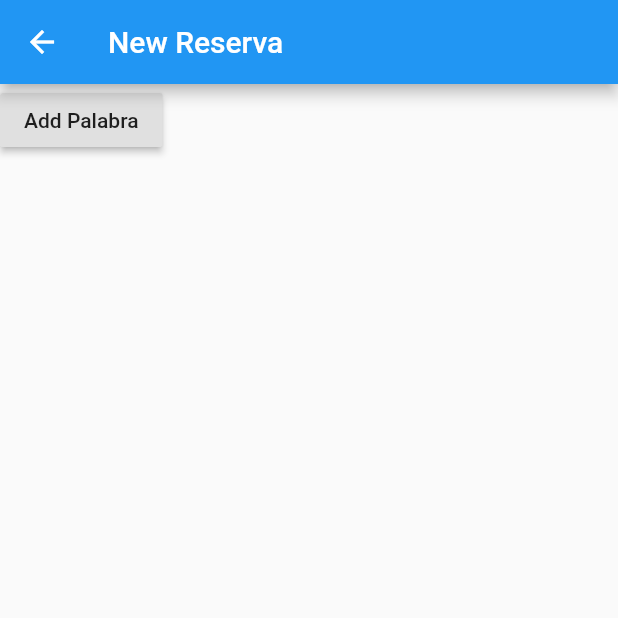
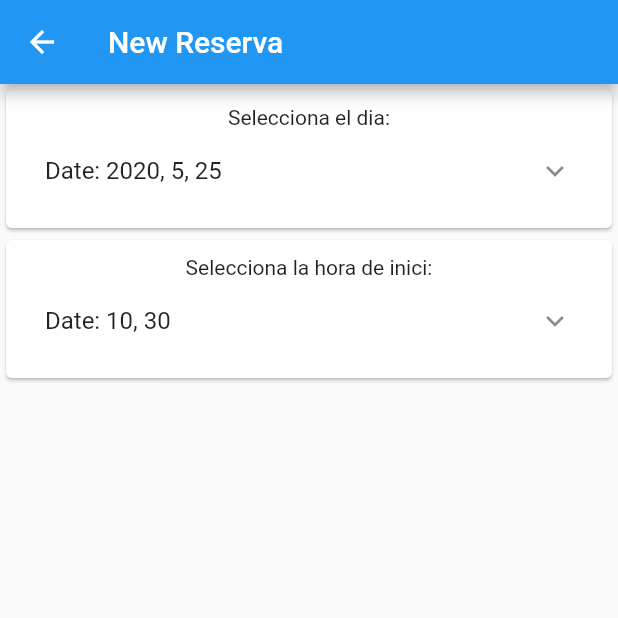
Before and after one commit to TomasMoratoPerezPorro/CommunityApp, a Flutter app: the NewReservaPage screen opened directly, on a phone screen of 412 x 824 dp, the top half of it. Run offline on Flutter 3.47's test engine with Material 2 defaults, Android fonts, the phone set to English and light mode, and no system bars; our stand-ins replace cloud_firestore; accounts and stored records are empty.

Commit message:
DateTimePicker afegit

```diff
--- a/appcomunity/lib/Pages/NewReservaPage.dart
+++ b/appcomunity/lib/Pages/NewReservaPage.dart
@@ -10,11 +10,13 @@ class NewReservaPage extends StatefulWidget {
 class _NewReservaPageState extends State<NewReservaPage> {
   TextEditingController _controller;
   DateTime pickedDate;
+  TimeOfDay time;
 
   @override
   void initState() {
     _controller = TextEditingController();
     pickedDate = DateTime.now();
+    time = TimeOfDay.now();
     super.initState();
   }
 
@@ -23,8 +25,6 @@ class _NewReservaPageState extends State<NewReservaPage> {
     _controller.dispose();
     super.dispose();
   }
-
-
 
   @override
   Widget build(BuildContext context) {
@@ -36,14 +36,62 @@ class _NewReservaPageState extends State<NewReservaPage> {
             mainAxisAlignment: MainAxisAlignment.center,
             children: <Widget>[
               LlistaEspaisWidget(),
-              RaisedButton(
-                child: Text('Add Palabra'),
-                onPressed: () {
-                  Navigator.of(context).pop();
-                },
-              )
+              Card(
+                child: Padding(
+                  padding: const EdgeInsets.all(10),
+                  child: Column(
+                    children: <Widget>[
+                      Text("Selecciona el dia:"),
+                      ListTile(
+                        title: Text(
+                            "Date: ${pickedDate.year}, ${pickedDate.month}, ${pickedDate.day}"),
+                        trailing: Icon(Icons.keyboard_arrow_down),
+                        onTap: _pickDate,
+                      ),
+                    ],
+                  ),
+                ),
+              ),
+              Card(
+                child: Padding(
+                  padding: const EdgeInsets.all(10),
+                  child: Column(
+                    children: <Widget>[
+                      Text("Selecciona la hora de inici:"),
+                      ListTile(
+                        title: Text("Date: ${time.hour}, ${time.minute}"),
+                        trailing: Icon(Icons.keyboard_arrow_down),
+                        onTap: _pickTime,
+                      ),
+                    ],
+                  ),
+                ),
+              ),
             ],
           ),
         ));
   }
+
+  _pickDate() async {
+    DateTime date = await showDatePicker(
+      context: context,
+      firstDate: DateTime(DateTime.now().year - 5),
+      lastDate: DateTime(DateTime.now().year + 5),
+      initialDate: pickedDate,
+    );
+
+    if (date != null)
+      setState(() {
+        pickedDate = date;
+      });
+  }
+
+  _pickTime() async {
+    TimeOfDay t = await showTimePicker(context: context, initialTime: time);
+
+    if (t != null)
+      setState(() {
+        time = t;
+      });
+  }
 }
```
